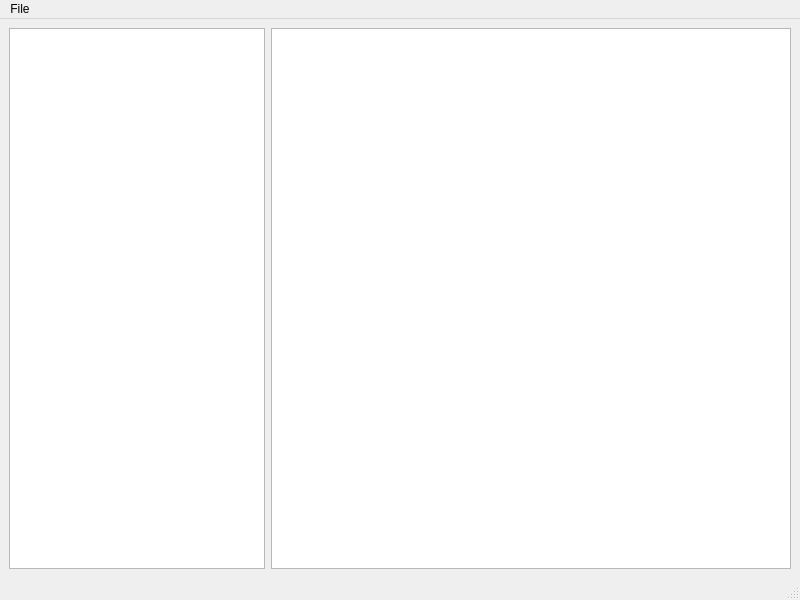
The window that ui/main.ui (wladbelsky/phonebook) describes before a commit, drawn with Qt 5.
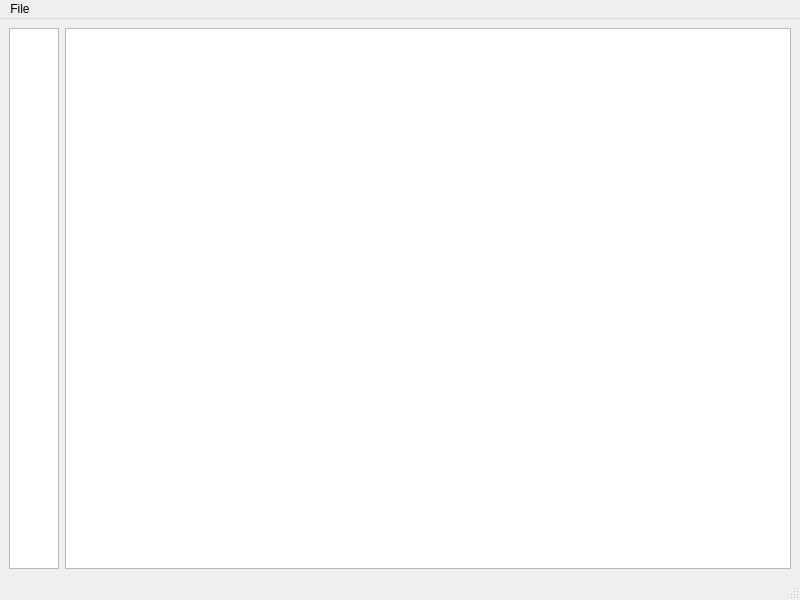
The same window after the commit.

Diff of the .ui file:
```diff
--- a/ui/main.ui
+++ b/ui/main.ui
@@ -18,11 +18,17 @@
     <item>
      <widget class="QListWidget" name="alphabet_director">
       <property name="sizePolicy">
-       <sizepolicy hsizetype="Minimum" vsizetype="Expanding">
+       <sizepolicy hsizetype="Fixed" vsizetype="Expanding">
         <horstretch>0</horstretch>
         <verstretch>0</verstretch>
        </sizepolicy>
       </property>
+      <property name="maximumSize">
+       <size>
+        <width>50</width>
+        <height>16777215</height>
+       </size>
+      </property>
      </widget>
     </item>
     <item>
```
